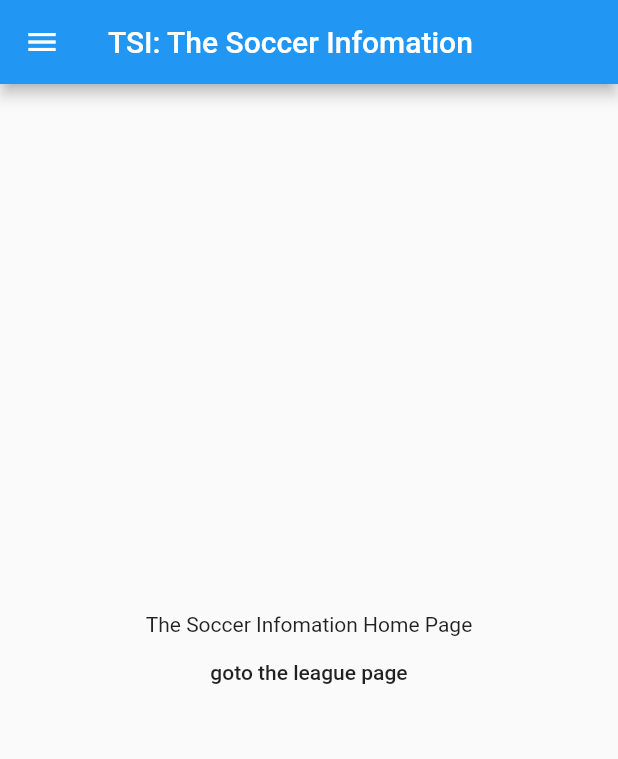
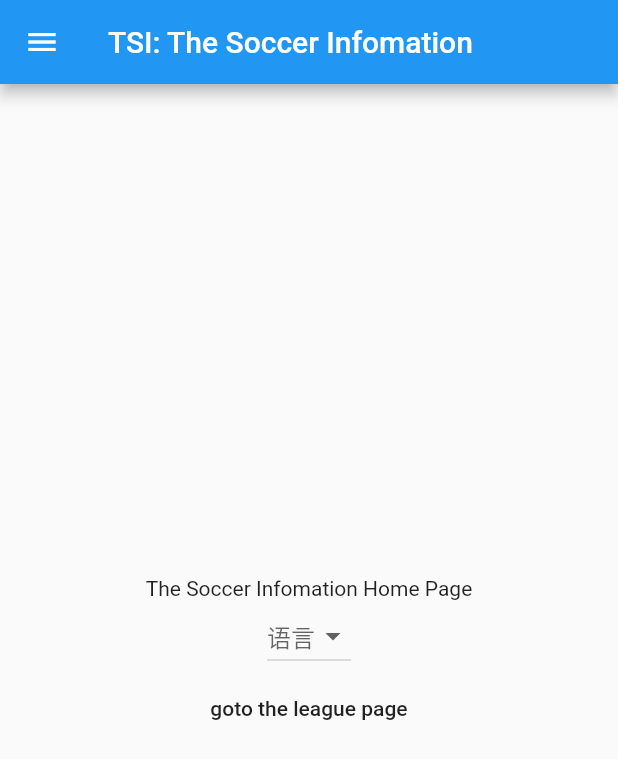
Before and after one commit to dodobaba/soccer_client, a Flutter app: the screen it shows after launch, on a phone screen of 412 x 824 dp. Shown: the top 759 px of the screen. Run offline on Flutter 3.47's test engine with Material 2 defaults, Android fonts, the phone set to English and light mode, and no system bars; our stand-ins replace dio.

Commit message:
list league

```diff
--- a/lib/home.dart
+++ b/lib/home.dart
@@ -10,6 +10,8 @@ class MyHomePage extends StatefulWidget {
 }
 
 class _MyHomePageState extends State<MyHomePage> {
+  String _value;
+
   @override
   Widget build(BuildContext context) {
     return Scaffold(
@@ -33,8 +35,22 @@ class _MyHomePageState extends State<MyHomePage> {
             Text(
               'The Soccer Infomation Home Page',
             ),
+            DropdownButton(
+              value: _value,
+            hint: Text('语言'),
+            onChanged: (v){
+              setState(() {
+                _value=v;
+              });
+            },
+            items: [
+              DropdownMenuItem(value: 'CHS', child: Text('CHS')),
+              DropdownMenuItem(value: 'CHT', child: Text('CHT')),
+              DropdownMenuItem(value: 'EN', child: Text('EN')),
+            ]),
             FlatButton(
-                onPressed: () => _onGoto(context), child: Text('goto the league page'))
+                onPressed: () => _onGoto(context),
+                child: Text('goto the league page'))
           ],
         ),
       ),
--- a/lib/league.dart
+++ b/lib/league.dart
@@ -1,7 +1,7 @@
-import 'dart:convert';
 import 'package:flutter/material.dart';
 
 import 'package:dio/dio.dart';
+import 'models/league_detail.dart';
 
 class LeagueModel {
   final String data;
@@ -53,7 +53,7 @@ class LeagueState extends State<League> {
                 onPressed: () => _onGoBack(context),
                 child: Text('go back to the home page')),
             Text('The league page'),
-          ]..addAll(rs.map((item) => Text('${item['nameChs']}')).toList()),
+          ]..addAll(rs.map((item) => LeagueDetail(item)).toList()),
         ));
   }
 
--- a/pubspec.yaml
+++ b/pubspec.yaml
@@ -24,6 +24,7 @@ dependencies:
   # Use with the CupertinoIcons class for iOS style icons.
   cupertino_icons: ^0.1.2
   dio: ^3.0.9
+  localstorage: ^3.0.0
 
 dev_dependencies:
   flutter_test:
```
Also changed, not shown: lib/models/league_detail.dart (added, +97 -0 lines), lib/models/league_detail_card.dart (added), pubspec.lock, 3 other files.
